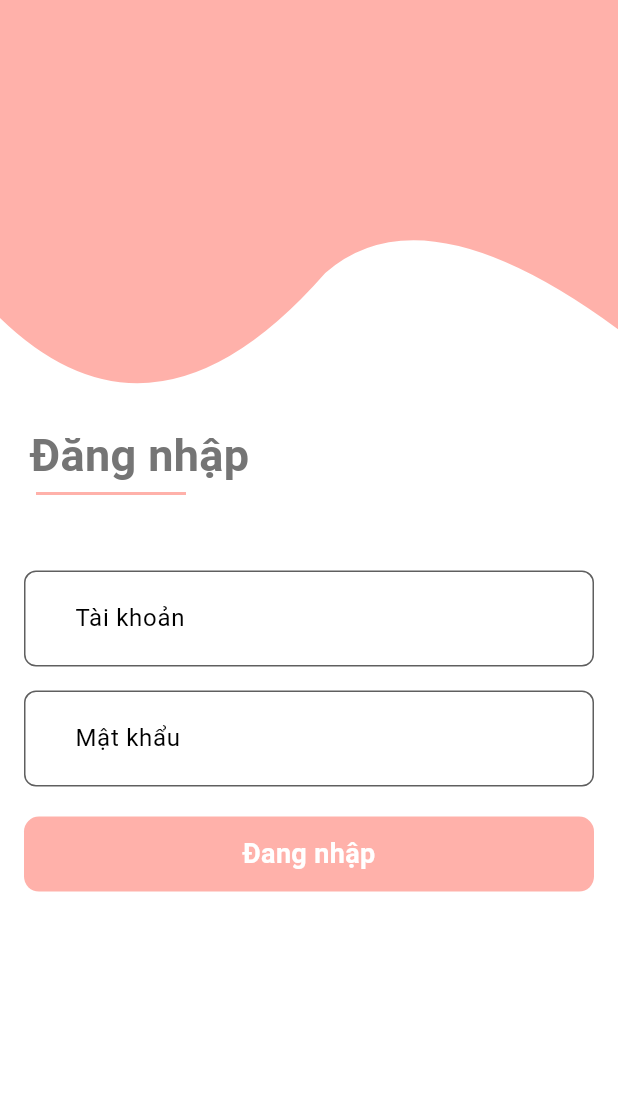
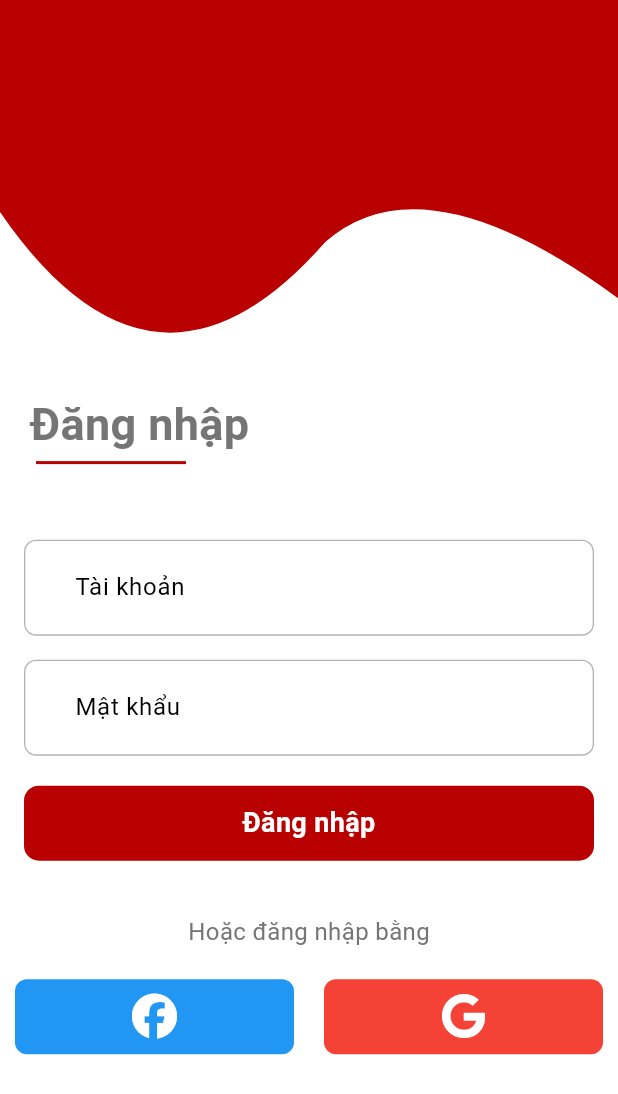
Before and after one commit to Thanh17082001/learn_flutter, a Flutter app: the screen it shows after launch, on a phone screen of 412 x 824 dp. Shown: the top 1094 px of the screen. Run offline on Flutter 3.47's test engine with Material 3 defaults, Android fonts, the phone set to English and light mode, and no system bars; our stand-ins replace awesome_bottom_bar, dio, flutter_bloc, flutter_dotenv, font_awesome_flutter, get_it and 1 more.

```diff
--- a/lib/core/theme/app_colors.dart
+++ b/lib/core/theme/app_colors.dart
@@ -1,8 +1,16 @@
 import 'package:flutter/material.dart';
 
 class AppColors {
-  static const Color primary =
-      Color.fromRGBO(255, 128, 116, 0.612); // Màu chủ đạo
+   static const LinearGradient primaryGradient = LinearGradient(
+    begin: Alignment.bottomLeft,
+    end: Alignment.topRight,
+    colors: [
+      Color(0xFF9EC9C2), // xanh ngọc
+      Color(0xFFF8A17E), // cam hồng
+
+    ],
+  );
+  static const Color primary =Color.fromRGBO(185, 1, 1, 1); // Màu chủ đạo
   static const Color secondary = Color(0xFF1976D2); // Màu phụ
   static const Color background = Colors.white; // Màu nền
   static const Color white = Colors.white; // Màu nền
--- a/lib/core/utils/ware.clipper.dart
+++ b/lib/core/utils/ware.clipper.dart
@@ -4,7 +4,7 @@ class WaveClipper extends CustomClipper<Path> {
   @override
   Path getClip(Size size) {
     var path = Path();
-    path.lineTo(0, size.height - 50); // Bắt đầu từ dưới bên trái, cao hơn một chút
+    path.lineTo(0, size.height - 100); // Bắt đầu từ dưới bên trái, cao hơn một chút
 
 
   // var firstControlPoint =
--- a/lib/features/auth/presentation/bloc/auth_bloc.dart
+++ b/lib/features/auth/presentation/bloc/auth_bloc.dart
@@ -35,7 +35,7 @@ class AuthBloc extends Bloc<AuthEvent, AuthState> {
 
       emit(AuthSuccess());
     } catch (e) {
-      emit(AuthFailure(e.toString()));
+      emit(AuthSuccess());
     }
   }
 
--- a/lib/features/auth/presentation/pages/login_page.dart
+++ b/lib/features/auth/presentation/pages/login_page.dart
@@ -1,8 +1,8 @@
-import 'package:flutter/foundation.dart';
 import 'package:flutter/material.dart';
 import 'package:flutter_bloc/flutter_bloc.dart';
 import 'package:learn_flutter/core/theme/app_colors.dart';
 import 'package:learn_flutter/core/utils/ware.clipper.dart';
+import 'package:learn_flutter/features/auth/presentation/widgets/login_footer.dart';
 import '../../../../injection.dart';
 import '../bloc/auth_bloc.dart';
 import '../bloc/auth_state.dart';
@@ -17,29 +17,33 @@ class LoginPage extends StatelessWidget {
       create: (context) => AuthBloc(sl()),
       child: Scaffold(
         appBar: AppBar(
-          backgroundColor: AppColors.primary,
+           backgroundColor: AppColors.primary,
+
         ),
         body: BlocListener<AuthBloc, AuthState>(
           listener: (context, state) {
+                Navigator.pushReplacementNamed(context, '/home');
             if (state is AuthSuccess) {
-              ScaffoldMessenger.of(context).showSnackBar(
-                  const SnackBar(content: Text('Đăng nhập thành công')));
               // Chuyển trang nếu muốn
             } else if (state is AuthFailure) {
               ScaffoldMessenger.of(context)
-                  .showSnackBar(SnackBar(content: Text(state.error)));
+                  .showSnackBar(const SnackBar(content:  Text('Đang nhập thất bại, thử lại sau')));
             }
           },
           child: ListView(
             scrollDirection: Axis.vertical,
             children: [
+              // Phần đầu trang với hình nền và tiêu đề
               ClipPath(
                 clipper: WaveClipper(),
                 child: Container(
-                  height: MediaQuery.of(context).size.width * 0.5,
-                  color: AppColors.primary,
+                  height: MediaQuery.of(context).size.width * 0.45,
+                  decoration: const BoxDecoration(
+                    color: AppColors.primary,
+                  ),
                 ),
               ),
+              // Tiêu đề đăng nhập
               Container(
                 margin: const EdgeInsets.only(top: 20.0 ,left: 20.0),
                 height: MediaQuery.of(context).size.width * 0.2,
@@ -57,13 +61,17 @@ class LoginPage extends StatelessWidget {
                   ],
                 ),
               ),
+              // Phần nhập thông tin đăng nhập
               Container(
                 color: Colors.white,
                 width: double.infinity,
                 child: LoginForm(),
               ),
 
-              // Có thể thêm các widget khác như nút đăng ký, quên mật khẩu, v.v.
+              // Phần chân trang với các nút đăng nhập bằng mạng xã hội
+              const SizedBox(height: 20.0),
+              const LoginFooter(),
+
             ],
           ),
         ),
--- a/lib/features/auth/presentation/widgets/input_form.dart
+++ b/lib/features/auth/presentation/widgets/input_form.dart
@@ -1,7 +1,7 @@
 import 'package:flutter/material.dart';
 import 'package:learn_flutter/core/theme/app_colors.dart';
 
-class InputForm extends StatelessWidget {
+class InputForm extends StatefulWidget {
    final String labelText;
   final String? hintText;
   final TextEditingController controller;
@@ -22,20 +22,26 @@ class InputForm extends StatelessWidget {
   });
 
   @override
+  State<InputForm> createState() => _InputFormState();
+}
+
+class _InputFormState extends State<InputForm> {
+  @override
   Widget build(BuildContext context, ) {
+      bool _obscureText = true;
     return  TextFormField(
-      controller: controller,
-      keyboardType: keyboardType,
-      obscureText: obscureText,
-        validator: validator,
+      controller: widget.controller,
+      keyboardType: widget.keyboardType,
+      obscureText: widget.obscureText,
+        validator: widget.validator,
       decoration:   InputDecoration(
-        labelText: labelText,
-        hintText: hintText,
+
+        labelText: widget.labelText,
+        hintText: widget.hintText,
        contentPadding: const EdgeInsets.only(top: 20,bottom: 20,left: 30,right: 10),
         enabledBorder: const OutlineInputBorder(
-
           borderRadius: BorderRadius.all(Radius.circular(8.0)),
-          borderSide: BorderSide(color: Color.fromARGB(255, 95, 95, 95), width: 1.0),
+          borderSide: BorderSide(color: Color.fromARGB(255, 180, 180, 180), width: 0.9),
         ),
         focusedBorder: const  OutlineInputBorder(
           borderRadius: BorderRadius.all(Radius.circular(8.0)),
@@ -43,7 +49,7 @@ class InputForm extends StatelessWidget {
         ),
         errorBorder: const OutlineInputBorder(
           borderRadius: BorderRadius.all(Radius.circular(8.0)),
-          borderSide: BorderSide(color: Colors.red, width: 1.0),
+          borderSide: BorderSide(color: Colors.red, width: 0.9),
         ),
         focusedErrorBorder: const OutlineInputBorder(
           borderRadius: BorderRadius.all(Radius.circular(8.0)),
--- /dev/null
+++ b/lib/features/auth/presentation/widgets/login_footer.dart
@@ -0,0 +1,54 @@
+import 'package:flutter/material.dart';
+import 'package:font_awesome_flutter/font_awesome_flutter.dart';
+
+class LoginFooter extends StatelessWidget {
+  const LoginFooter({super.key});
+
+  @override
+  Widget build(BuildContext context) {
+    return Container(
+      margin: const EdgeInsets.symmetric(horizontal: 10.0),
+
+      child:  Column(
+        children: [
+          const Text(
+            'Hoặc đăng nhập bằng',
+            style: TextStyle(
+              fontSize: 16.0,
+              color: Color.fromARGB(255, 117, 117, 117),
+            ),
+          ),
+          const SizedBox(height: 20),
+          Row(
+            mainAxisAlignment: MainAxisAlignment.spaceBetween,
+
+            children:<Widget> [
+              Expanded(
+                child: Container(
+                  decoration: BoxDecoration(
+                    borderRadius: BorderRadius.circular(8.0),
+                    color: Colors.blue,
+                  ),
+                  padding: const EdgeInsets.all(10.0),
+                  child: const  Icon(FontAwesomeIcons.facebook, color: Colors.white, size: 30)
+                  ),
+              ),
+               const SizedBox(width: 20),
+
+                Expanded(
+                  child: Container(
+                  decoration: BoxDecoration(
+                      borderRadius: BorderRadius.circular(8.0),
+                      color: Colors.red,
+                    ),
+                    padding: const EdgeInsets.all(10.0),
+                    child: const  Icon(FontAwesomeIcons.google, color: Colors.white, size: 30)),
+                ),
+
+            ],
+          ),
+        ],
+      ),
+    );
+  }
+}
--- a/lib/features/auth/presentation/widgets/login_form.dart
+++ b/lib/features/auth/presentation/widgets/login_form.dart
@@ -30,7 +30,7 @@ class _LoginFormState extends State<LoginForm> {
               InputForm(
                 labelText: 'Tài khoản',
                 controller: _usernameController,
-                keyboardType: TextInputType.emailAddress,
+                keyboardType: TextInputType.text,
                 validator: (value) {
                   if (value == null || value.isEmpty) {
                     return 'Vui lòng nhập tài khoản';
@@ -106,7 +106,7 @@ class _LoginFormState extends State<LoginForm> {
           borderRadius: BorderRadius.circular(10.0),
         ),
         child: !isLoading
-            ? const Text('Đang nhập',
+            ? const Text('Đăng nhập',
                 style: TextStyle(
                     color: Colors.white,
                     fontSize: 18,
--- a/lib/main.dart
+++ b/lib/main.dart
@@ -1,5 +1,7 @@
 import 'package:flutter/material.dart';
 import 'package:flutter_dotenv/flutter_dotenv.dart';
+import 'package:learn_flutter/features/home/presentation/pages/home_page.dart';
+import 'package:learn_flutter/router.dart';
 import 'injection.dart' as di;
 import 'features/auth/presentation/pages/login_page.dart';
 
@@ -18,7 +20,6 @@ class MyApp extends StatelessWidget {
   Widget build(BuildContext context) {
     return MaterialApp(
       debugShowCheckedModeBanner: false,
-
       theme: ThemeData(
         scaffoldBackgroundColor:
             Colors.white, // 👉 Set nền mặc định của Scaffold
@@ -33,7 +34,9 @@ class MyApp extends StatelessWidget {
           secondary: Colors.blue, // 👉 Màu phụ, ví dụ nút bấm
         ),
       ),
-      home: LoginPage(),
+      routes: appRoutes,
+
+      initialRoute: '/login',
     );
   }
 }
--- a/lib/router.dart
+++ b/lib/router.dart
@@ -0,0 +1,9 @@
+import 'package:flutter/material.dart';
+import 'package:learn_flutter/lib/presentation/main/pages/main_scaffold.dart';
+import 'features/auth/presentation/pages/login_page.dart';
+
+final Map<String, WidgetBuilder> appRoutes = {
+  '/login': (context) => const LoginPage(),
+  '/home': (context) => const MainPage(),
+  // Thêm route khác nếu cần
+};
--- a/pubspec.yaml
+++ b/pubspec.yaml
@@ -21,6 +21,8 @@ dependencies:
   path_provider: ^2.1.3           # Hỗ trợ lưu trữ file local
   cupertino_icons: ^1.0.8
   shared_preferences: ^2.5.3
+  font_awesome_flutter: ^10.8.0
+  awesome_bottom_bar: ^1.2.4
 
 dev_dependencies:
   build_runner: ^2.4.6            # Tạo code tự động
```
Also changed, not shown: lib/features/home/presentation/pages/home_page.dart (added, +29 -0 lines), lib/lib/presentation/main/pages/main_scaffold.dart (added, +76 -0 lines), pubspec.lock, 1 other file.
